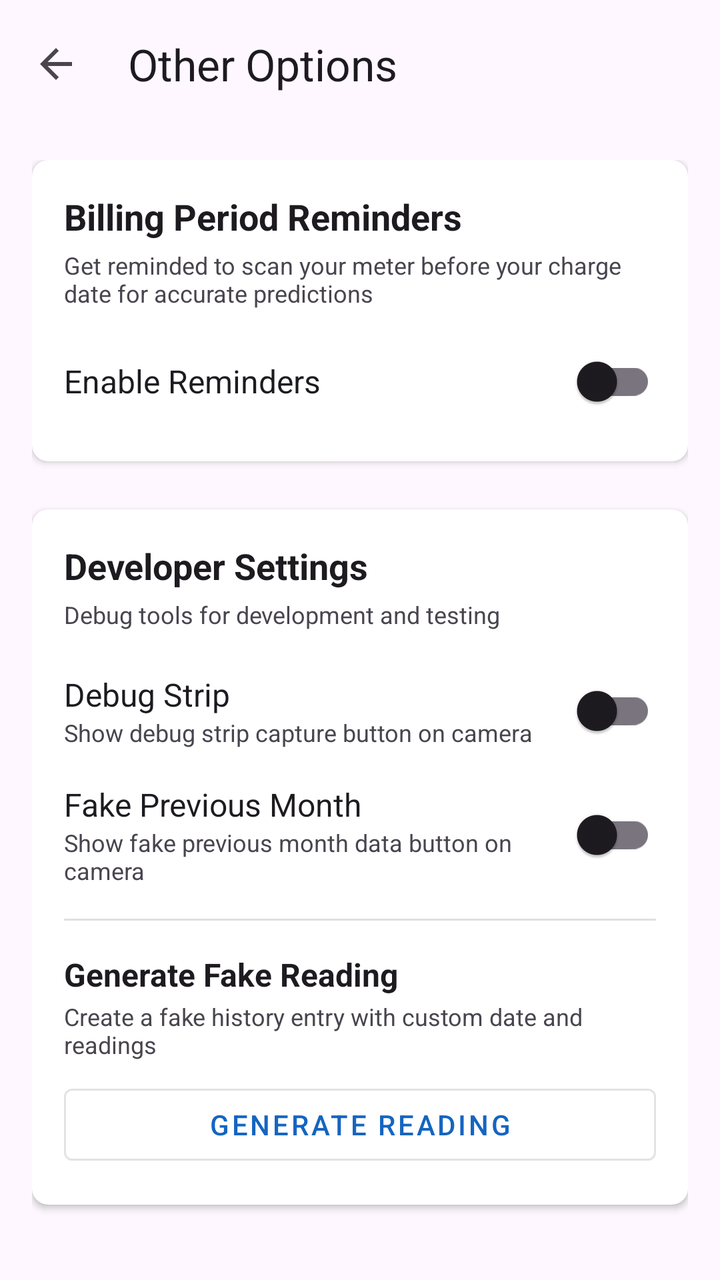
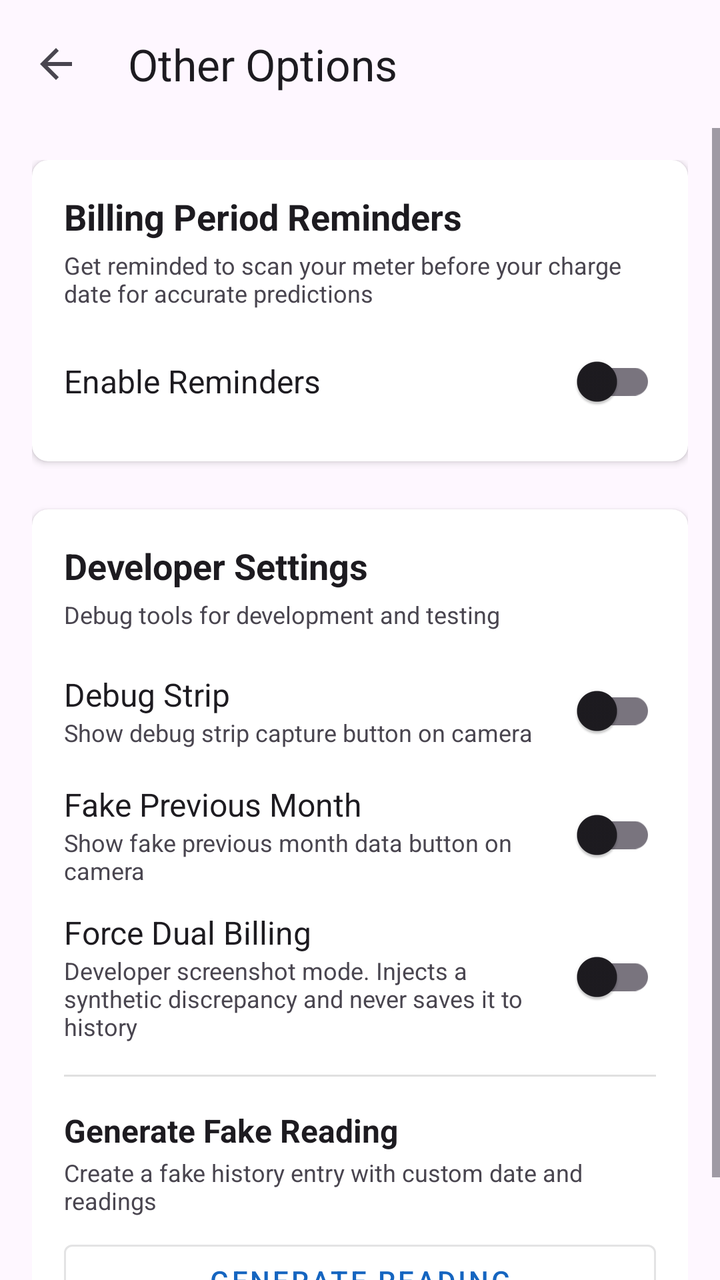

Two renders of the same Android screen: before a commit and after it. Below are the layout's source before the change and the commit's diff.
<!-- AndroidManifest.xml: activity theme Theme.MeterSnap -->
<!-- res/layout/activity_other_options.xml -->
<?xml version="1.0" encoding="utf-8"?>
<LinearLayout xmlns:android="http://schemas.android.com/apk/res/android"
    xmlns:app="http://schemas.android.com/apk/res-auto"
    android:id="@+id/root_layout"
    android:layout_width="match_parent"
    android:layout_height="match_parent"
    android:orientation="vertical"
    android:background="?android:attr/colorBackground">

    
    <androidx.appcompat.widget.Toolbar
        android:id="@+id/toolbar"
        android:layout_width="match_parent"
        android:layout_height="wrap_content"
        android:minHeight="?attr/actionBarSize"
        android:background="?android:attr/colorBackground"
        android:elevation="4dp"
        app:contentInsetStartWithNavigation="0dp"
        app:navigationIcon="?attr/homeAsUpIndicator"
        app:title="Other Options"
        app:titleTextColor="?android:attr/textColorPrimary"
        app:titleMarginStart="8dp" />

    <ScrollView
        android:layout_width="match_parent"
        android:layout_height="match_parent"
        android:fillViewport="true">

        <LinearLayout
            android:layout_width="match_parent"
            android:layout_height="wrap_content"
            android:orientation="vertical"
            android:padding="16dp">

            
            <androidx.cardview.widget.CardView
                android:layout_width="match_parent"
                android:layout_height="wrap_content"
                app:cardCornerRadius="8dp"
                app:cardElevation="2dp">

                <LinearLayout
                    android:layout_width="match_parent"
                    android:layout_height="wrap_content"
                    android:orientation="vertical"
                    android:padding="16dp">

                    <TextView
                        android:layout_width="match_parent"
                        android:layout_height="wrap_content"
                        android:text="Billing Period Reminders"
                        android:textColor="?android:attr/textColorPrimary"
                        android:textSize="18sp"
                        android:textStyle="bold" />

                    <TextView
                        android:layout_width="match_parent"
                        android:layout_height="wrap_content"
                        android:layout_marginTop="4dp"
                        android:text="Get reminded to scan your meter before your charge date for accurate predictions"
                        android:textColor="?android:attr/textColorSecondary"
                        android:textSize="12sp" />

                    <LinearLayout
                        android:layout_width="match_parent"
                        android:layout_height="wrap_content"
                        android:layout_marginTop="12dp"
                        android:orientation="horizontal"
                        android:gravity="center_vertical">

                        <TextView
                            android:layout_width="0dp"
                            android:layout_height="wrap_content"
                            android:layout_weight="1"
                            android:text="Enable Reminders"
                            android:textColor="?android:attr/textColorPrimary"
                            android:textSize="16sp" />

                        <com.google.android.material.switchmaterial.SwitchMaterial
                            android:id="@+id/switch_reminders"
                            android:layout_width="wrap_content"
                            android:layout_height="wrap_content" />
                    </LinearLayout>

                    <LinearLayout
                        android:id="@+id/container_reminder_time"
                        android:layout_width="match_parent"
                        android:layout_height="wrap_content"
                        android:layout_marginTop="8dp"
                        android:orientation="horizontal"
                        android:gravity="center_vertical"
                        android:visibility="gone">

                        <TextView
                            android:layout_width="0dp"
                            android:layout_height="wrap_content"
                            android:layout_weight="1"
                            android:text="Reminder Time"
                            android:textColor="?android:attr/textColorSecondary"
                            android:textSize="14sp" />

                        <TextView
                            android:id="@+id/text_reminder_time"
                            android:layout_width="wrap_content"
                            android:layout_height="wrap_content"
                            android:text="9:00 AM"
                            android:textColor="@color/design_default_color_primary"
                            android:textSize="14sp"
                            android:textStyle="bold"
                            android:padding="8dp"
                            android:background="?attr/selectableItemBackground" />
                    </LinearLayout>
                </LinearLayout>
            </androidx.cardview.widget.CardView>

            
            <androidx.cardview.widget.CardView
                android:id="@+id/card_prediction_stats"
                android:layout_width="match_parent"
                android:layout_height="wrap_content"
                android:layout_marginTop="16dp"
                app:cardCornerRadius="8dp"
                app:cardElevation="0dp"
                app:cardBackgroundColor="#E8F5E9"
                android:visibility="gone">

                <LinearLayout
                    android:layout_width="match_parent"
                    android:layout_height="wrap_content"
                    android:orientation="vertical"
                    android:padding="16dp">

                    <TextView
                        android:layout_width="wrap_content"
                        android:layout_height="wrap_content"
                        android:text="📊 Prediction Statistics"
                        android:textColor="#2E7D32"
                        android:textSize="14sp"
                        android:textStyle="bold" />

                    <TextView
                        android:id="@+id/text_prediction_stats"
                        android:layout_width="match_parent"
                        android:layout_height="wrap_content"
                        android:layout_marginTop="4dp"
                        android:text="Accuracy: Good (±5%)"
                        android:textColor="#2E7D32"
                        android:textSize="12sp" />
                </LinearLayout>
            </androidx.cardview.widget.CardView>

            
            <androidx.cardview.widget.CardView
                android:layout_width="match_parent"
                android:layout_height="wrap_content"
                android:layout_marginTop="24dp"
                app:cardCornerRadius="8dp"
                app:cardElevation="2dp">

                <LinearLayout
                    android:layout_width="match_parent"
                    android:layout_height="wrap_content"
                    android:orientation="vertical"
                    android:padding="16dp">

                    <TextView
                        android:layout_width="match_parent"
                        android:layout_height="wrap_content"
                        android:text="Developer Settings"
                        android:textColor="?android:attr/textColorPrimary"
                        android:textSize="18sp"
                        android:textStyle="bold" />

                    <TextView
                        android:layout_width="match_parent"
                        android:layout_height="wrap_content"
                        android:layout_marginTop="4dp"
                        android:text="Debug tools for development and testing"
                        android:textColor="?android:attr/textColorSecondary"
                        android:textSize="12sp" />

                    
                    <LinearLayout
                        android:layout_width="match_parent"
                        android:layout_height="wrap_content"
                        android:layout_marginTop="16dp"
                        android:orientation="horizontal"
                        android:gravity="center_vertical">

                        <LinearLayout
                            android:layout_width="0dp"
                            android:layout_height="wrap_content"
                            android:layout_weight="1"
                            android:orientation="vertical">

                            <TextView
                                android:layout_width="wrap_content"
                                android:layout_height="wrap_content"
                                android:text="Debug Strip"
                                android:textColor="?android:attr/textColorPrimary"
                                android:textSize="16sp" />

                            <TextView
                                android:layout_width="wrap_content"
                                android:layout_height="wrap_content"
                                android:text="Show debug strip capture button on camera"
                                android:textColor="?android:attr/textColorSecondary"
                                android:textSize="12sp" />
                        </LinearLayout>

                        <com.google.android.material.switchmaterial.SwitchMaterial
                            android:id="@+id/switch_debug_strip"
                            android:layout_width="wrap_content"
                            android:layout_height="wrap_content" />
                    </LinearLayout>

                    
                    <LinearLayout
                        android:layout_width="match_parent"
                        android:layout_height="wrap_content"
                        android:layout_marginTop="12dp"
                        android:orientation="horizontal"
                        android:gravity="center_vertical">

                        <LinearLayout
                            android:layout_width="0dp"
                            android:layout_height="wrap_content"
                            android:layout_weight="1"
                            android:orientation="vertical">

                            <TextView
                                android:layout_width="wrap_content"
                                android:layout_height="wrap_content"
                                android:text="Fake Previous Month"
                                android:textColor="?android:attr/textColorPrimary"
                                android:textSize="16sp" />

                            <TextView
                                android:layout_width="wrap_content"
                                android:layout_height="wrap_content"
                                android:text="Show fake previous month data button on camera"
                                android:textColor="?android:attr/textColorSecondary"
                                android:textSize="12sp" />
                        </LinearLayout>

                        <com.google.android.material.switchmaterial.SwitchMaterial
                            android:id="@+id/switch_fake_prev"
                            android:layout_width="wrap_content"
                            android:layout_height="wrap_content" />
                    </LinearLayout>

                    
                    <View
                        android:layout_width="match_parent"
                        android:layout_height="1dp"
                        android:layout_marginTop="16dp"
                        android:layout_marginBottom="16dp"
                        android:background="?android:attr/listDivider" />

                    
                    <TextView
                        android:layout_width="match_parent"
                        android:layout_height="wrap_content"
                        android:text="Generate Fake Reading"
                        android:textColor="?android:attr/textColorPrimary"
                        android:textSize="16sp"
                        android:textStyle="bold" />

                    <TextView
                        android:layout_width="match_parent"
                        android:layout_height="wrap_content"
                        android:layout_marginTop="2dp"
                        android:text="Create a fake history entry with custom date and readings"
                        android:textColor="?android:attr/textColorSecondary"
                        android:textSize="12sp" />

                    <Button
                        android:id="@+id/btn_generate_reading"
                        android:layout_width="match_parent"
                        android:layout_height="wrap_content"
                        android:layout_marginTop="8dp"
                        android:text="Generate Reading"
                        style="@style/Widget.MaterialComponents.Button.OutlinedButton" />
                </LinearLayout>
            </androidx.cardview.widget.CardView>

        </LinearLayout>
    </ScrollView>
</LinearLayout>
<!-- resources referenced by this layout -->
<resources>
  <style name="Theme.MeterSnap" parent="Base.Theme.MeterSnap" />
  <style name="Base.Theme.MeterSnap" parent="Theme.Material3.DayNight.NoActionBar">
          <item name="colorPrimary">@color/ms_blue_primary</item>
          <item name="colorOnPrimary">@color/ms_blue_on_primary</item>
          <item name="colorPrimaryContainer">@color/ms_blue_primary_container</item>
          <item name="colorOnPrimaryContainer">@color/ms_blue_on_primary_container</item>
          <item name="colorSecondary">@color/ms_blue_secondary</item>
          <item name="colorOnSecondary">@color/ms_blue_on_secondary</item>
          <item name="colorSecondaryContainer">@color/ms_blue_secondary_container</item>
          <item name="colorOnSecondaryContainer">@color/ms_blue_on_secondary_container</item>
          <item name="colorTertiary">@color/ms_blue_tertiary</item>
          <item name="colorOnTertiary">@color/ms_blue_on_tertiary</item>
  
          
          <item name="android:statusBarColor">@android:color/transparent</item>
          <item name="android:navigationBarColor">@android:color/transparent</item>
          
          
          <item name="android:windowLightStatusBar">true</item>
          <item name="android:windowLightNavigationBar">true</item>
      </style>
  <color name="ms_blue_primary">#1565C0</color>
  <color name="ms_blue_on_primary">#FFFFFFFF</color>
  <color name="ms_blue_primary_container">#D7E3FF</color>
  <color name="ms_blue_on_primary_container">#001B3F</color>
  <color name="ms_blue_secondary">#2F6EA5</color>
  <color name="ms_blue_on_secondary">#FFFFFFFF</color>
  <color name="ms_blue_secondary_container">#D1E4FF</color>
  <color name="ms_blue_on_secondary_container">#001D36</color>
  <color name="ms_blue_tertiary">#1E88E5</color>
  <color name="ms_blue_on_tertiary">#FFFFFFFF</color>
</resources>

<!-- the commit's change to res/layout/activity_other_options.xml (unified diff, before → after) -->
@@ -249,6 +249,41 @@
                             android:layout_height="wrap_content" />
                     </LinearLayout>
 
+                        
+                        <LinearLayout
+                            android:layout_width="match_parent"
+                            android:layout_height="wrap_content"
+                            android:layout_marginTop="12dp"
+                            android:orientation="horizontal"
+                            android:gravity="center_vertical">
+
+                            <LinearLayout
+                                android:layout_width="0dp"
+                                android:layout_height="wrap_content"
+                                android:layout_weight="1"
+                                android:orientation="vertical">
+
+                                <TextView
+                                    android:layout_width="wrap_content"
+                                    android:layout_height="wrap_content"
+                                    android:text="Force Dual Billing"
+                                    android:textColor="?android:attr/textColorPrimary"
+                                    android:textSize="16sp" />
+
+                                <TextView
+                                    android:layout_width="wrap_content"
+                                    android:layout_height="wrap_content"
+                                    android:text="Developer screenshot mode. Injects a synthetic discrepancy and never saves it to history"
+                                    android:textColor="?android:attr/textColorSecondary"
+                                    android:textSize="12sp" />
+                            </LinearLayout>
+
+                            <com.google.android.material.switchmaterial.SwitchMaterial
+                                android:id="@+id/switch_force_dual_billing"
+                                android:layout_width="wrap_content"
+                                android:layout_height="wrap_content" />
+                        </LinearLayout>
+
                     
                     <View
                         android:layout_width="match_parent"
